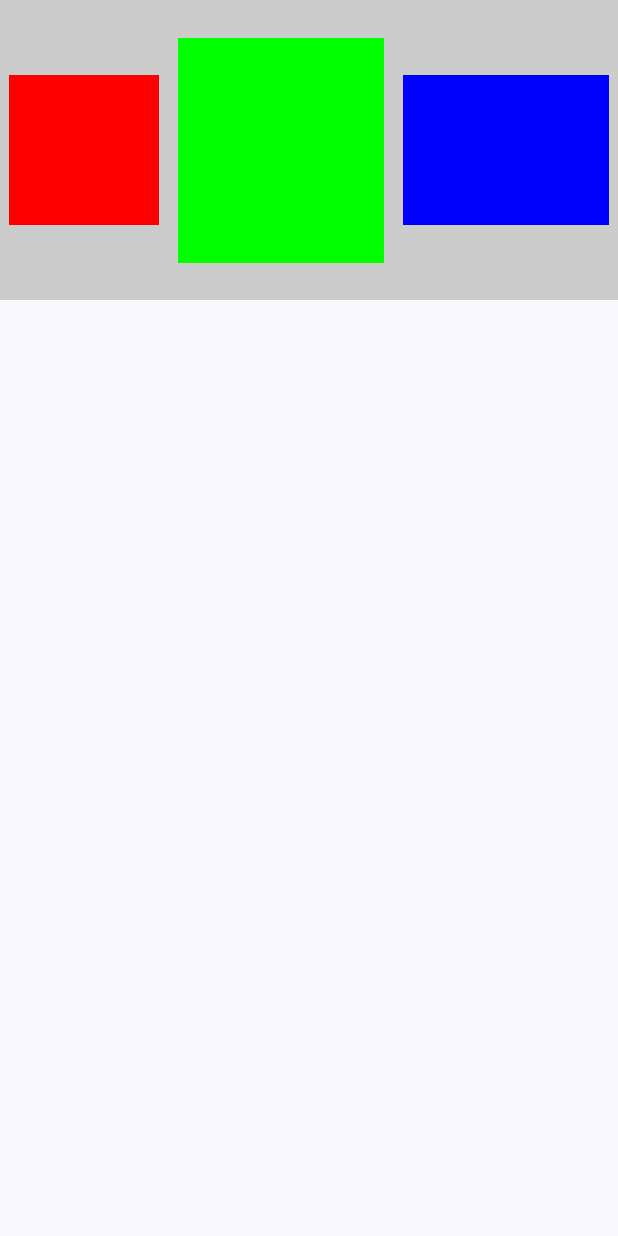
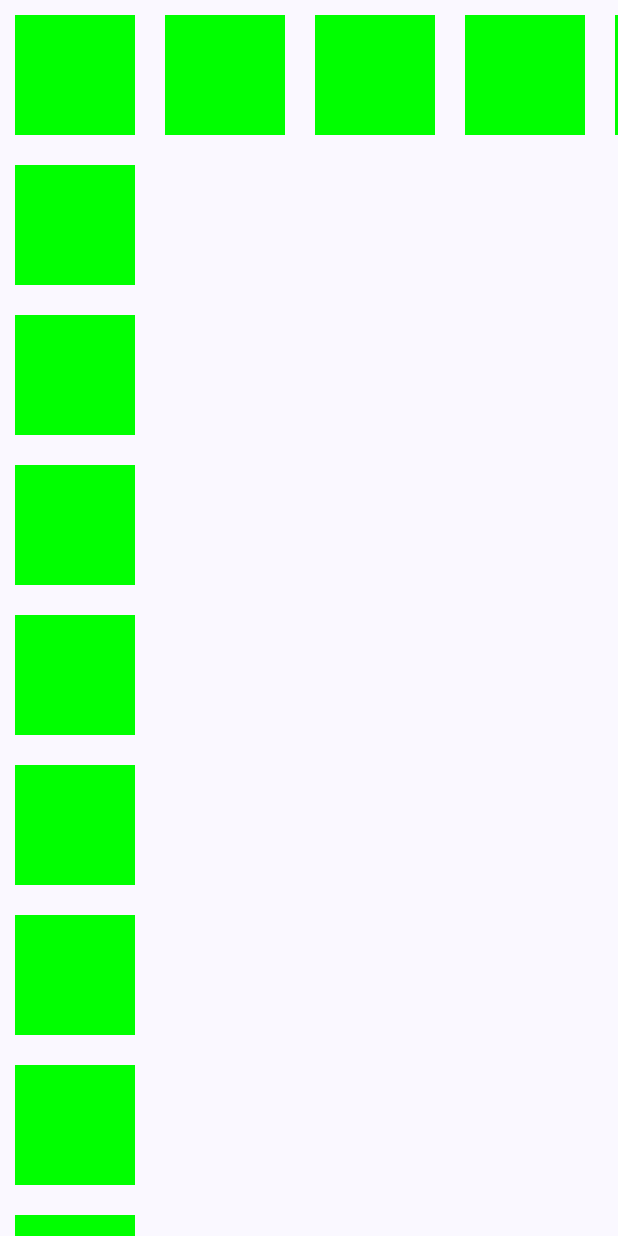
Before and after one commit to meuleuheu/JetpackComposeBasic, an Android app built with Jetpack Compose: the @Preview function GreetingPreview, on a phone screen of 412 x 824 dp. Run offline under Robolectric (Android 15) with nearby library versions, the phone set to English and light mode, and no system bars.

Commit message:
Scroll trong Row, Column

```diff
--- a/app/src/main/java/com/example/jetpackcomposebasic/MainActivity.kt
+++ b/app/src/main/java/com/example/jetpackcomposebasic/MainActivity.kt
@@ -7,6 +7,10 @@ import androidx.activity.enableEdgeToEdge
 import androidx.compose.foundation.BorderStroke
 import androidx.compose.foundation.background
 import androidx.compose.foundation.border
+import androidx.compose.foundation.gestures.Orientation
+import androidx.compose.foundation.gestures.rememberScrollableState
+import androidx.compose.foundation.gestures.scrollable
+import androidx.compose.foundation.horizontalScroll
 import androidx.compose.foundation.layout.Arrangement
 import androidx.compose.foundation.layout.Box
 import androidx.compose.foundation.layout.Column
@@ -16,12 +20,18 @@ import androidx.compose.foundation.layout.fillMaxWidth
 import androidx.compose.foundation.layout.height
 import androidx.compose.foundation.layout.padding
 import androidx.compose.foundation.layout.size
+import androidx.compose.foundation.rememberScrollState
 import androidx.compose.foundation.shape.RoundedCornerShape
+import androidx.compose.foundation.verticalScroll
 import androidx.compose.material3.MaterialTheme
 import androidx.compose.material3.Scaffold
 import androidx.compose.material3.Surface
 import androidx.compose.material3.Text
 import androidx.compose.runtime.Composable
+import androidx.compose.runtime.getValue
+import androidx.compose.runtime.mutableStateOf
+import androidx.compose.runtime.remember
+import androidx.compose.runtime.setValue
 import androidx.compose.ui.Alignment
 import androidx.compose.ui.Modifier
 import androidx.compose.ui.draw.clip
@@ -163,6 +173,44 @@ fun Greeting3(name: String, modifier: Modifier) {
 }
 // No.3 end
 
+// No.4
+@Composable
+fun Greeting4_1(name: String, modifier: Modifier) {
+    Column(Modifier.verticalScroll(rememberScrollState())) {
+        Row(Modifier.horizontalScroll(rememberScrollState())) {
+            repeat(10) {
+                Box(Modifier.size(100.dp).padding(10.dp).background(Color.Green))
+            }
+        }
+
+        repeat(10) {
+            Box(Modifier.size(100.dp).padding(10.dp).background(Color.Green))
+        }
+
+        Row(Modifier.horizontalScroll(rememberScrollState())) {
+            repeat(10) {
+                Box(Modifier.size(100.dp).padding(10.dp).background(Color.Green))
+            }
+        }
+    }
+}
+
+@Composable
+fun Greeting4_2(name: String, modifier: Modifier) {
+    var offset by remember { mutableStateOf(0f) }
+    Column (
+        Modifier.scrollable(
+            orientation = Orientation.Vertical,
+            state = rememberScrollableState { delta ->
+                offset += delta
+                delta
+            }
+        )){
+        Text("$offset")
+    }
+}
+// No.4 end
+
 @Preview(showBackground = true)
 @Composable
 fun GreetingPreview() {
@@ -171,7 +219,7 @@ fun GreetingPreview() {
             modifier = Modifier.fillMaxSize(),
             color = MaterialTheme.colorScheme.background
         ) {
-            Greeting3("Android", modifier = Modifier)
+            Greeting4_1("Android", modifier = Modifier)
         }
     }
 }
```
